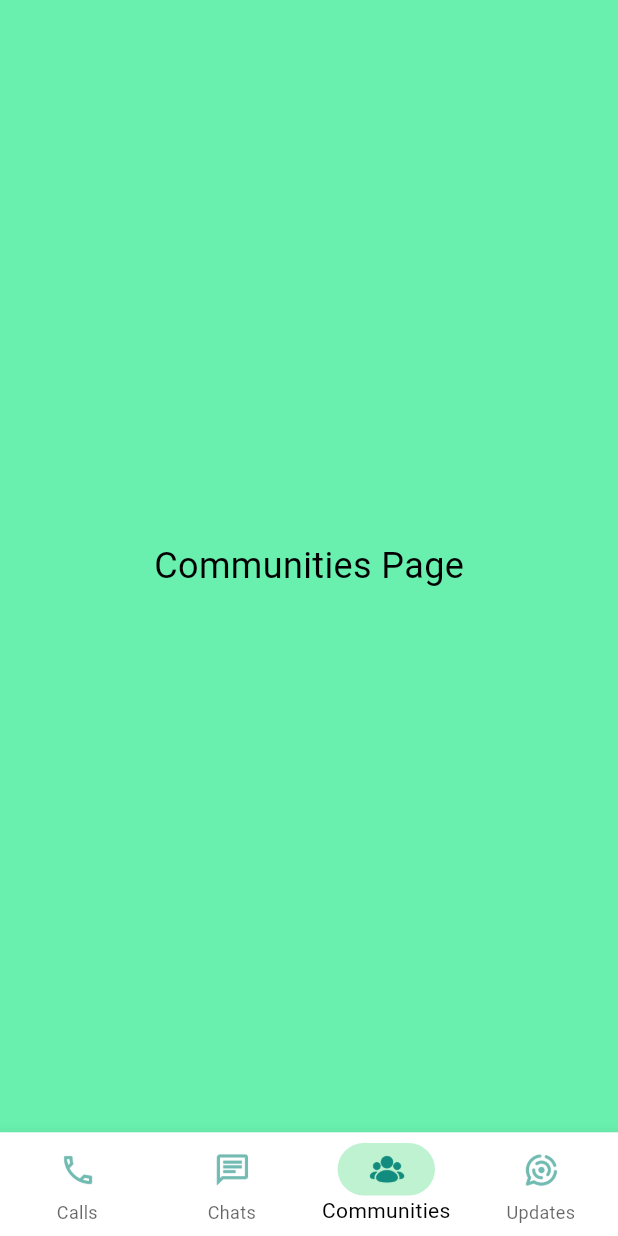
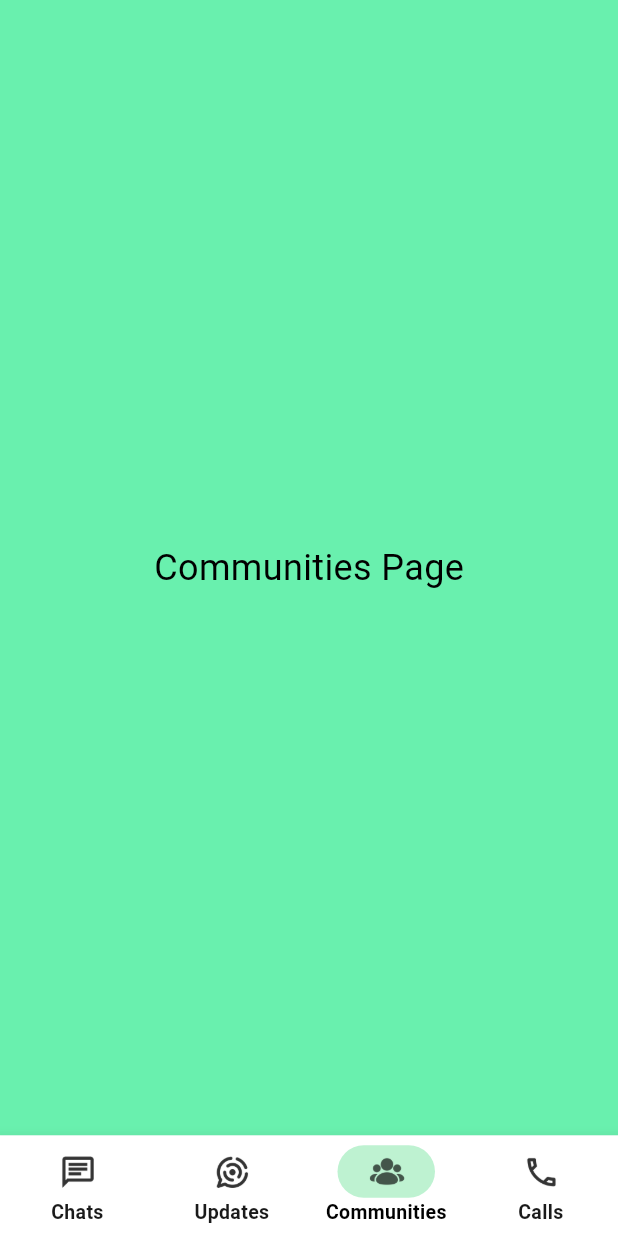
Before and after one commit to Keshav-15/flutter-9_whatsapp_clone, a Flutter app: the screen it shows after launch, swiped to page 3, on a phone screen of 412 x 824 dp. Run offline on Flutter 3.47's test engine with Material 3 defaults, Android fonts, the phone set to English and light mode, and no system bars.

Commit message:
fix: Refactor color scheme and update bottom navigation bar in UI components

```diff
--- a/lib/theme/theme_data.dart
+++ b/lib/theme/theme_data.dart
@@ -8,12 +8,12 @@ class AppTheme {
   static final ColorScheme _lightColorScheme = ColorScheme(
     brightness: Brightness.light,
     primary: ConstantThemeColors.whatsAppGreenLight,
-    onPrimary: ConstantThemeColors.lightBackground,
+    onPrimary: ConstantThemeColors.lightOnPrimary,
     secondary: ConstantThemeColors.whatsAppGreenAccent,
-    onSecondary: ConstantThemeColors.lightBackground,
+    onSecondary: ConstantThemeColors.lightOnSecondary,
     surface: ConstantThemeColors.lightBackground,
     onSurface: ConstantThemeColors.lightText,
-    error: Colors.red,
+    error: ConstantThemeColors.errorColor,
     onError: Colors.white,
   );
 
@@ -21,12 +21,12 @@ class AppTheme {
   static final ColorScheme _darkColorScheme = ColorScheme(
     brightness: Brightness.dark,
     primary: ConstantThemeColors.whatsAppGreenLight,
-    onPrimary: ConstantThemeColors.darkBackground,
+    onPrimary: ConstantThemeColors.darkOnPrimary,
     secondary: ConstantThemeColors.whatsAppGreenAccent,
-    onSecondary: ConstantThemeColors.darkBackground,
+    onSecondary: ConstantThemeColors.darkOnSecondary,
     surface: ConstantThemeColors.darkBackground,
     onSurface: ConstantThemeColors.darkText,
-    error: Colors.red.shade400,
+    error: ConstantThemeColors.errorColor,
     onError: Colors.black,
   );
 
@@ -43,6 +43,8 @@ class AppTheme {
       backgroundColor: _lightColorScheme.secondary,
       foregroundColor: _lightColorScheme.onSecondary,
     ),
+    cardColor: ConstantThemeColors.lightCardColor,
+    dividerColor: ConstantThemeColors.lightDivider,
   );
 
   ///  DARK THEME DATA
@@ -58,5 +60,7 @@ class AppTheme {
       backgroundColor: _darkColorScheme.secondary,
       foregroundColor: _darkColorScheme.onSecondary,
     ),
+    cardColor: ConstantThemeColors.darkCardColor,
+    dividerColor: ConstantThemeColors.darkDivider,
   );
 }
--- a/lib/ui/home/bottom_navigation_item.dart
+++ /dev/null
@@ -1,57 +0,0 @@
-import 'package:flutter/material.dart';
-import 'package:whatsapp/extensions/color_extension.dart';
-import 'package:whatsapp/extensions/theme_extension.dart';
-import 'package:whatsapp/widgets/custom_icon.dart';
-
-class BottomNavigationItem {
-  final String icon;
-  final String iconSelected;
-  final String title;
-
-  const BottomNavigationItem({
-    required this.icon,
-    required this.iconSelected,
-    required this.title,
-  });
-}
-
-class CustomBottomNavigationBar extends StatelessWidget {
-  final int currentIndex;
-  final ValueChanged<int> onTap;
-  final List<BottomNavigationItem> items;
-
-  const CustomBottomNavigationBar({
-    super.key,
-    required this.currentIndex,
-    required this.onTap,
-    required this.items,
-  });
-
-  @override
-  Widget build(BuildContext context) {
-    final selectedColor = context.colorScheme.onSurface;
-    final unselectedColor =
-        context.colorScheme.onSurface.withCustomOpacity(0.6);
-    return BottomNavigationBar(
-      currentIndex: currentIndex,
-      unselectedLabelStyle:
-          TextStyle(fontWeight: FontWeight.w600, fontSize: 13),
-      selectedItemColor: selectedColor,
-      unselectedItemColor: unselectedColor,
-      selectedLabelStyle: TextStyle(fontWeight: FontWeight.w700, fontSize: 13),
-      onTap: onTap,
-      items: items.map((item) {
-        return BottomNavigationBarItem(
-          icon: CustomIcon(
-            index: items.indexOf(item),
-            currentIndex: currentIndex,
-            icon: item.icon,
-            iconSelected: item.iconSelected,
-          ),
-          label: item.title,
-        );
-      }).toList(),
-      type: BottomNavigationBarType.fixed,
-    );
-  }
-}
--- a/lib/utils/constants/constant_theme_colors.dart
+++ b/lib/utils/constants/constant_theme_colors.dart
@@ -1,16 +1,29 @@
 import 'package:flutter/material.dart';
 
 class ConstantThemeColors {
-  // Greens
+  // Primary Colors
   static const Color whatsAppGreenDark = Color(0xFF075E54);
   static const Color whatsAppGreenLight = Color(0xFF128C7E);
   static const Color whatsAppGreenAccent = Color(0xFF25D366);
 
-  // Backgrounds
+  // Light Mode Colors
   static const Color lightBackground = Color(0xFFFFFFFF);
+  static const Color lightOnBackground = Color(0xFF000000);
+  static const Color lightOnPrimary = Color(0xFFFFFFFF);
+  static const Color lightOnSecondary = Color(0xFF000000);
+  static const Color lightText = Color(0xFF000000);
+  static const Color lightCardColor = Color(0xFFF0F0F0);
+  static const Color lightDivider = Color(0xFFDDDDDD);
+
+  // Dark Mode Colors
   static const Color darkBackground = Color(0xFF121212);
+  static const Color darkOnBackground = Color(0xFFFFFFFF);
+  static const Color darkOnPrimary = Color(0xFF121212);
+  static const Color darkOnSecondary = Color(0xFF121212);
+  static const Color darkText = Color(0xFFFFFFFF);
+  static const Color darkCardColor = Color(0xFF1E1E1E);
+  static const Color darkDivider = Color(0xFF2A2A2A);
 
-  // Text
-  static const Color lightText = Color(0xFF000000);
-  static const Color darkText = Color(0xFFFFFFFF);
+  // Error Colors
+  static const Color errorColor = Color(0xFFE53935);
 }
--- a/lib/widgets/custom_bottom_navigation_bar.dart
+++ b/lib/widgets/custom_bottom_navigation_bar.dart
@@ -18,9 +18,12 @@ class CustomBottomNavigationBar extends StatelessWidget {
 
   @override
   Widget build(BuildContext context) {
+    // final selectedColor = context.colorScheme.onSurface;
+    // final unselectedColor =
+    //     context.colorScheme.onSurface.withCustomOpacity(0.6);
     final selectedColor = context.colorScheme.onSurface;
     final unselectedColor =
-        context.colorScheme.onSurface.withCustomOpacity(0.6);
+        context.colorScheme.onSurface.withCustomOpacity(0.9);
 
     return Theme(
       data: Theme.of(context).copyWith(
@@ -32,6 +35,10 @@ class CustomBottomNavigationBar extends StatelessWidget {
         selectedItemColor: selectedColor,
         unselectedItemColor: unselectedColor,
         onTap: onTap,
+        selectedLabelStyle:
+            TextStyle(fontSize: 13, fontWeight: FontWeight.w700),
+        unselectedLabelStyle:
+            TextStyle(fontSize: 13, fontWeight: FontWeight.w600),
         items: List.generate(items.length, (index) {
           return BottomNavigationBarItem(
             icon: CustomIcon(
--- a/lib/widgets/custom_icon.dart
+++ b/lib/widgets/custom_icon.dart
@@ -20,8 +20,8 @@ class CustomIcon extends StatelessWidget {
   Widget build(BuildContext context) {
     bool isSelected = currentIndex == index;
     final iconColor = isSelected
-        ? context.colorScheme.primary
-        : context.colorScheme.primary.withCustomOpacity(0.6);
+        ? context.colorScheme.onSurface.withCustomOpacity(0.65)
+        : context.colorScheme.onSurface.withCustomOpacity(0.8);
 
     return AnimatedContainer(
       duration: Duration(milliseconds: 100),
```
Also changed, not shown: lib/ui/home/home_screen.dart (+8 -8 lines).
